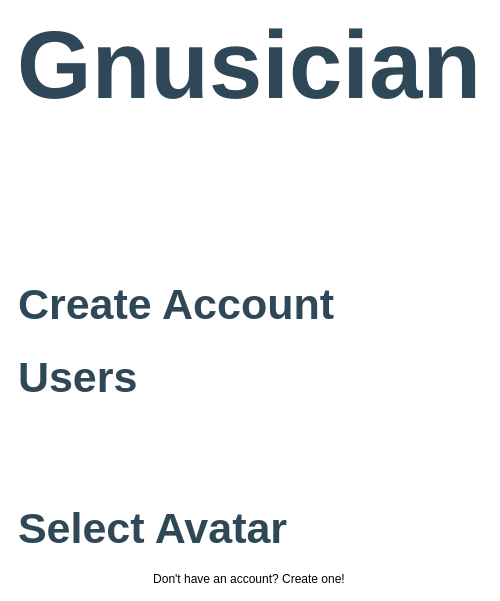
Old version of the form loginManager.ui in the repository gnusicianProject/gnusician.
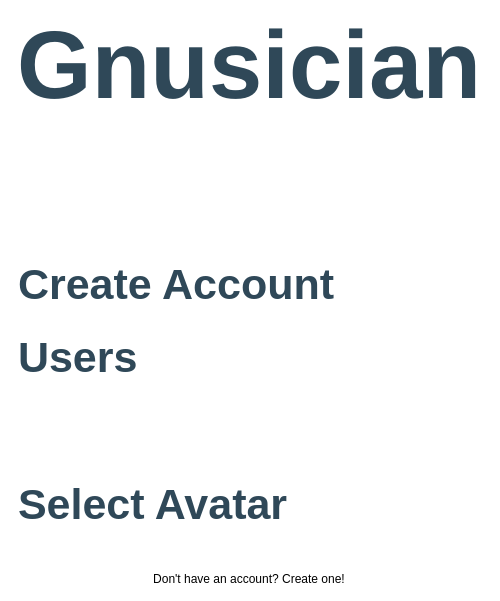
New version of the form.

Commit message:
Complete loginManager class
- loginManager can create new user accounts at
  ~/.gnusician/users/account.json
- loginManager can read accounts and display them in the GUI
- loging in via new or existing account navigates to the library page

Diff of the .ui file:
```diff
--- a/loginManager.ui
+++ b/loginManager.ui
@@ -131,9 +131,23 @@
            <height>68</height>
           </rect>
          </property>
+         <property name="styleSheet">
+          <string notr="true">QPushButton
+{
+	Text-align:left; 
+	font-size: 24px; 
+	border: none;
+	padding: 10px;
+}
+QPushButton:pressed
+{
+	
+	background-color: rgb(193, 210, 233);
+}</string>
+         </property>
          <layout class="QVBoxLayout" name="vlScrollArea">
           <property name="spacing">
-           <number>0</number>
+           <number>12</number>
           </property>
          </layout>
         </widget>
@@ -144,8 +158,19 @@
    </item>
    <item>
     <widget class="QWidget" name="frameAvatarWidget" native="true">
-     <layout class="QGridLayout" name="glAvatar">
-      <item row="0" column="0">
+     <property name="styleSheet">
+      <string notr="true">QToolButton
+{
+	border: none;
+}
+QToolButton::checked
+{
+	background-color: rgb(193, 210, 233);
+}
+</string>
+     </property>
+     <layout class="QVBoxLayout" name="vlAvatar">
+      <item>
        <widget class="QLabel" name="lAvatar">
         <property name="font">
          <font>
@@ -159,6 +184,11 @@
         </property>
        </widget>
       </item>
+      <item>
+       <widget class="QWidget" name="wAvatarGrid" native="true">
+        <layout class="QGridLayout" name="glAvatarGrid"/>
+       </widget>
+      </item>
      </layout>
     </widget>
    </item>
```
The commit also changes 11 other files.
